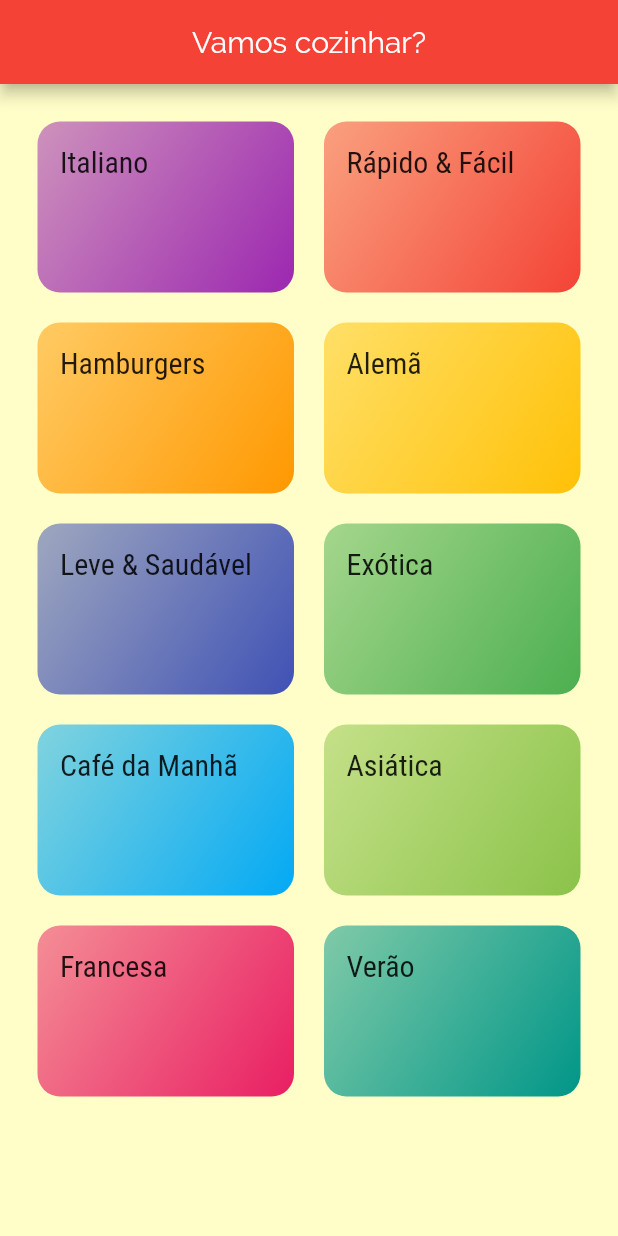
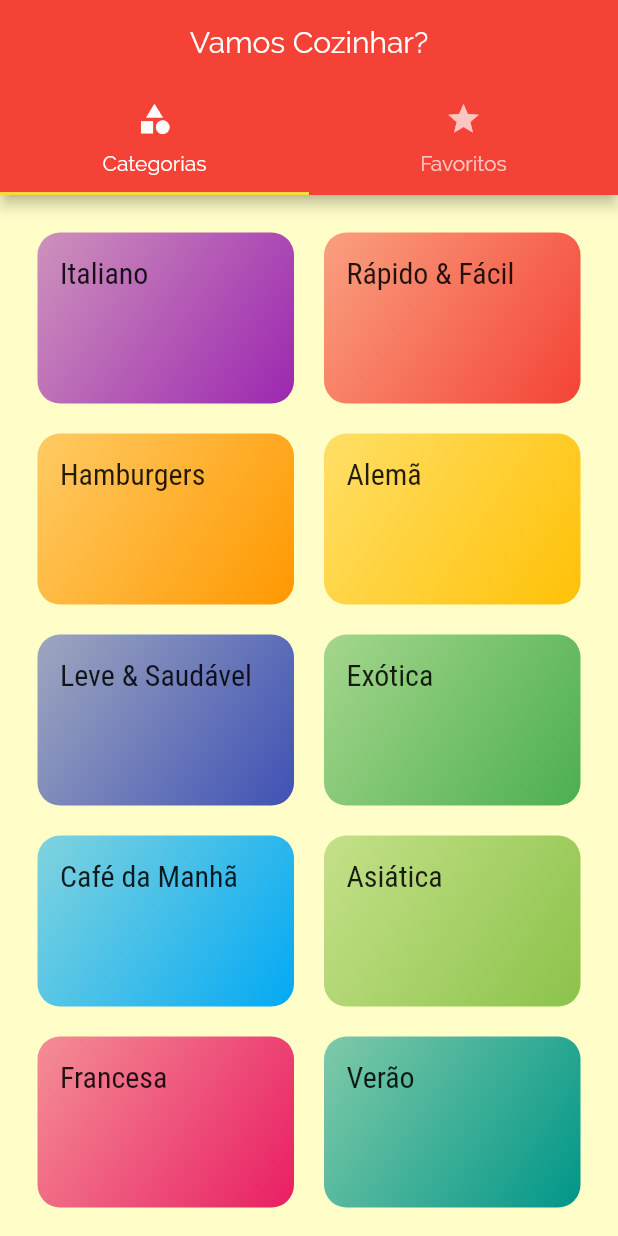
Before and after one commit to BrendowLincoln/receita_mania, a Flutter app: the screen it shows after launch, on a phone screen of 412 x 824 dp. Run offline on Flutter 3.47's test engine with Material 2 defaults, Android fonts, the light colour scheme and no system bars.

Commit message:
Criando a utilização de TabBar para a navegação entre telas usando na parte de cima

```diff
--- a/lib/main.dart
+++ b/lib/main.dart
@@ -1,8 +1,8 @@
 import 'package:flutter/material.dart';
 import 'package:receita_mania/screens/categories_recipes_screen.dart';
-import 'package:receita_mania/screens/categories_screen.dart';
+import 'package:receita_mania/screens/tabs_screen.dart';
 import 'package:receita_mania/utils/app_routes.dart';
-import 'package:receita_mania/widgets/recipe_detail_screen.dart';
+import 'package:receita_mania/screens/recipe_detail_screen.dart';
 
 void main() => runApp(MyApp());
 
@@ -26,7 +26,7 @@
       ),
       initialRoute: '/',
       routes: {
-       AppRoutes.HOME: (context) => CategoriesScreen(),
+       AppRoutes.HOME: (context) => TabsScreen(),
         AppRoutes.CATEGORIES_RECIPES: (context) => CategoriesRecipesScreen(),
         AppRoutes.RECIPE_DETAIL: (context) => RecipeDetailScreen(),
       },
--- a/lib/screens/categories_screen.dart
+++ b/lib/screens/categories_screen.dart
@@ -5,12 +5,7 @@
 class CategoriesScreen extends StatelessWidget {
   @override
   Widget build(BuildContext context) {
-    return Scaffold(
-      appBar: AppBar(
-        title: Text('Vamos cozinhar?'),
-        centerTitle: true,
-      ),
-      body: GridView(
+    return GridView(
       padding: const EdgeInsets.all(25),
       gridDelegate: SliverGridDelegateWithMaxCrossAxisExtent(
         maxCrossAxisExtent: 200,
@@ -21,7 +16,6 @@
       children: DUMMY_CATEGORIES.map((category) {
         return CategoryWidget(category: category,);
       }).toList(),
-      ),
     );
   }
 }
--- a/lib/screens/favorite_screen.dart
+++ b/lib/screens/favorite_screen.dart
@@ -3,6 +3,8 @@
 class FavoriteScreen extends StatelessWidget {
   @override
   Widget build(BuildContext context) {
-    return Container();
+    return Center(
+      child: Text('Minhas Refeições Favoritas'),
+    );
   }
 }
--- /dev/null
+++ b/lib/screens/tabs_screen.dart
@@ -0,0 +1,36 @@
+import 'package:flutter/material.dart';
+import 'package:receita_mania/screens/categories_screen.dart';
+import 'package:receita_mania/screens/favorite_screen.dart';
+
+class TabsScreen extends StatelessWidget {
+  @override
+  Widget build(BuildContext context) {
+    return DefaultTabController(
+      length: 2,
+        child: Scaffold(
+          appBar: AppBar(
+            title: Text('Vamos Cozinhar?'),
+            centerTitle: true,
+            bottom: TabBar(
+              tabs: [
+                Tab(
+                  icon: Icon(Icons.category),
+                  text: 'Categorias'
+                ),
+                Tab(
+                    icon: Icon(Icons.star),
+                    text: 'Favoritos'
+                )
+              ],
+            ),
+          ),
+          body: TabBarView(
+            children: [
+              CategoriesScreen(),
+              FavoriteScreen()
+            ],
+          ),
+        ),
+    );
+  }
+}
```
Lines whose indentation alone changed are shown as unchanged.
